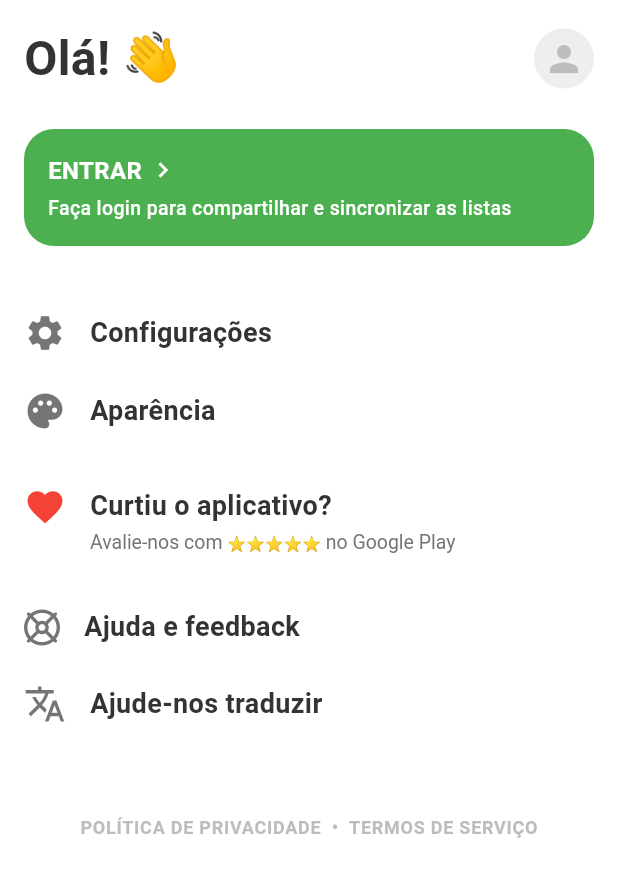
After one commit to caneto/Lista_de_compras, a Flutter app: the ProfilePage screen opened directly, on a phone screen of 412 x 824 dp. The commit adds this screen. Shown: the top 877 px of the screen. Run offline on Flutter 3.47's test engine with Material 3 defaults, Android fonts, the phone set to English and light mode, and no system bars; our stand-ins replace flutter_slidable, font_awesome_flutter, go_router, shared_preferences; accounts and stored records are empty.

Commit message:
Mais algumas paginas.

```diff
--- /dev/null
+++ b/lista_de_compras/lib/src/pages/profile/profile_page.dart
@@ -0,0 +1,229 @@
+import 'package:flutter/material.dart';
+import 'package:font_awesome_flutter/font_awesome_flutter.dart';
+
+class ProfilePage extends StatelessWidget {
+  const ProfilePage({super.key});
+
+  @override
+  Widget build(BuildContext context) {
+    return Scaffold(
+      backgroundColor: Colors.white,
+      body: SafeArea(
+        child: SingleChildScrollView(
+          padding: const EdgeInsets.all(16.0),
+          child: Column(
+            crossAxisAlignment: CrossAxisAlignment.start,
+            children: [
+              // Header
+              Row(
+                mainAxisAlignment: MainAxisAlignment.spaceBetween,
+                children: [
+                  const Row(
+                    children: [
+                      Text(
+                        'Olá!',
+                        style: TextStyle(
+                          fontSize: 32,
+                          fontWeight: FontWeight.bold,
+                          color: Color(0xFF333333),
+                        ),
+                      ),
+                      SizedBox(width: 8),
+                      Text('👋', style: TextStyle(fontSize: 32)),
+                    ],
+                  ),
+                  CircleAvatar(
+                    radius: 20,
+                    backgroundColor: Colors.grey[200],
+                    child: Icon(
+                      Icons.person,
+                      color: Colors.grey[400],
+                      size: 28,
+                    ),
+                  ),
+                ],
+              ),
+              const SizedBox(height: 24),
+
+              // Login CTA
+              Container(
+                width: double.infinity,
+                padding: const EdgeInsets.all(16),
+                decoration: BoxDecoration(
+                  color: const Color(0xFF4CAF50),
+                  borderRadius: BorderRadius.circular(20),
+                ),
+                child: Column(
+                  crossAxisAlignment: CrossAxisAlignment.start,
+                  children: [
+                    Row(
+                      children: [
+                        const Text(
+                          'ENTRAR',
+                          style: TextStyle(
+                            color: Colors.white,
+                            fontWeight: FontWeight.bold,
+                            fontSize: 16,
+                          ),
+                        ),
+                        const SizedBox(width: 4),
+                        const Icon(
+                          Icons.chevron_right,
+                          color: Colors.white,
+                          size: 20,
+                        ),
+                      ],
+                    ),
+                    const SizedBox(height: 4),
+                    const Text(
+                      'Faça login para compartilhar e sincronizar as listas',
+                      style: TextStyle(
+                        color: Colors.white,
+                        fontSize: 13,
+                        fontWeight: FontWeight.w500,
+                      ),
+                    ),
+                  ],
+                ),
+              ),
+
+              const SizedBox(height: 32),
+
+              // Settings Items
+              _buildMenuItem(
+                icon: Icons.settings,
+                label: 'Configurações',
+                onTap: () {},
+              ),
+              _buildMenuItem(
+                icon: Icons.palette,
+                label: 'Aparência',
+                onTap: () {},
+              ),
+
+              const SizedBox(height: 24),
+
+              // Feedback Section
+              _buildLargeIconMenuItem(
+                icon: Icons.favorite,
+                iconColor: Colors.red,
+                title: 'Curtiu o aplicativo?',
+                subtitle: 'Avalie-nos com ⭐⭐⭐⭐⭐ no Google Play',
+                onTap: () {},
+              ),
+              const SizedBox(height: 24),
+              _buildMenuItem(
+                icon:
+                    Icons.help_outline, // Using help_outline as a standard icon
+                label:
+                    'Ajuda e feedback', // This might need a custom icon to match exact image (lifebuoy)
+                customIcon: FontAwesomeIcons.lifeRing,
+                onTap: () {},
+              ),
+              _buildMenuItem(
+                icon: Icons.translate,
+                label: 'Ajude-nos traduzir',
+                onTap: () {},
+              ),
+
+              const SizedBox(height: 48),
+
+              // Footer
+              Center(
+                child: Text(
+                  'POLÍTICA DE PRIVACIDADE  •  TERMOS DE SERVIÇO',
+                  style: TextStyle(
+                    color: Colors.grey[400],
+                    fontSize: 12,
+                    fontWeight: FontWeight.bold,
+                    letterSpacing: 0.5,
+                  ),
+                ),
+              ),
+              const SizedBox(height: 16),
+            ],
+          ),
+        ),
+      ),
+    );
+  }
+
+  Widget _buildMenuItem({
+    IconData? icon,
+    IconData? customIcon,
+    required String label,
+    required VoidCallback onTap,
+  }) {
+    return Padding(
+      padding: const EdgeInsets.symmetric(vertical: 12),
+      child: InkWell(
+        onTap: onTap,
+        child: Row(
+          children: [
+            if (customIcon != null)
+              FaIcon(customIcon, color: Colors.grey[600], size: 24)
+            else
+              Icon(icon, color: Colors.grey[600], size: 28),
+            const SizedBox(width: 16),
+            Text(
+              label,
+              style: const TextStyle(
+                fontSize: 18,
+                fontWeight: FontWeight.w600,
+                color: Color(0xFF333333),
+              ),
+            ),
+          ],
+        ),
+      ),
+    );
+  }
+
+  Widget _buildLargeIconMenuItem({
+    required IconData icon,
+    required Color iconColor,
+    required String title,
+    required String subtitle,
+    required VoidCallback onTap,
+  }) {
+    return InkWell(
+      onTap: onTap,
+      child: Row(
+        crossAxisAlignment: CrossAxisAlignment.start,
+        children: [
+          Icon(icon, color: iconColor, size: 28),
+          const SizedBox(width: 16),
+          Expanded(
+            child: Column(
+              crossAxisAlignment: CrossAxisAlignment.start,
+              children: [
+                Text(
+                  title,
+                  style: const TextStyle(
+                    fontSize: 18,
+                    fontWeight: FontWeight.w600,
+                    color: Color(0xFF333333),
+                  ),
+                ),
+                const SizedBox(height: 4),
+                RichText(
+                  text: TextSpan(
+                    style: TextStyle(color: Colors.grey[600], fontSize: 13),
+                    children: [
+                      const TextSpan(text: 'Avalie-nos com '),
+                      const TextSpan(
+                        text: '⭐⭐⭐⭐⭐',
+                        style: TextStyle(color: Colors.amber, fontSize: 10),
+                      ),
+                      const TextSpan(text: ' no Google Play'),
+                    ],
+                  ),
+                ),
+              ],
+            ),
+          ),
+        ],
+      ),
+    );
+  }
+}
```
Also changed, not shown: lista_de_compras/lib/src/pages/home/home_page.dart (+53 -40 lines), lista_de_compras/lib/src/pages/products/products_page.dart (added, +184 -0 lines).
